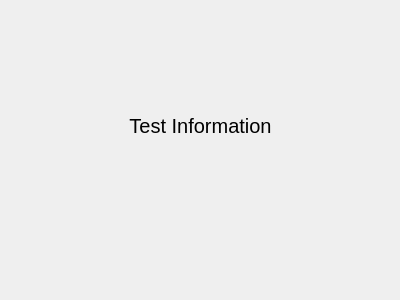
The window that src/gui/informationaboutimage.ui (Kubaaa96/DImage) describes before a commit, drawn with Qt 5.
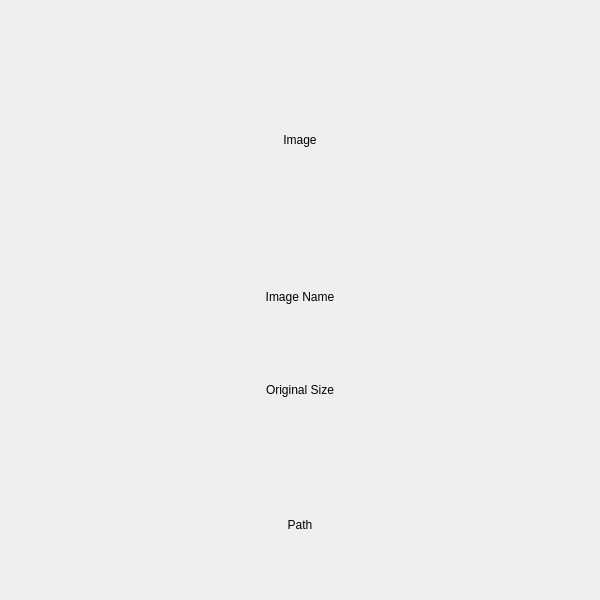
The same window after the commit.

Commit message: Added basic Image information in new window launched from context menu in image container

Patch:
```diff
--- a/src/gui/informationaboutimage.ui
+++ b/src/gui/informationaboutimage.ui
@@ -6,35 +6,55 @@
    <rect>
     <x>0</x>
     <y>0</y>
-    <width>400</width>
-    <height>300</height>
+    <width>600</width>
+    <height>600</height>
    </rect>
   </property>
   <property name="windowTitle">
    <string>Form</string>
   </property>
-  <widget class="QLabel" name="label">
-   <property name="geometry">
-    <rect>
-     <x>90</x>
-     <y>70</y>
-     <width>221</width>
-     <height>111</height>
-    </rect>
-   </property>
-   <property name="font">
-    <font>
-     <pointsize>15</pointsize>
-     <italic>false</italic>
-    </font>
-   </property>
+  <layout class="QVBoxLayout" name="verticalLayout" stretch="6,1,3,3">
+   <item>
+    <widget class="QLabel" name="labelImage">
+     <property name="text">
+      <string>Image</string>
+     </property>
+     <property name="alignment">
+      <set>Qt::AlignCenter</set>
+     </property>
+    </widget>
+   </item>
+   <item>
+    <widget class="QLabel" name="labelName">
    <property name="text">
-    <string>Test Information</string>
+      <string>Image Name</string>
    </property>
    <property name="alignment">
     <set>Qt::AlignCenter</set>
    </property>
   </widget>
+   </item>
+   <item>
+    <widget class="QLabel" name="labelOriginalSize">
+     <property name="text">
+      <string>Original Size</string>
+     </property>
+     <property name="alignment">
+      <set>Qt::AlignCenter</set>
+     </property>
+    </widget>
+   </item>
+   <item>
+    <widget class="QLabel" name="labelPath">
+     <property name="text">
+      <string>Path</string>
+     </property>
+     <property name="alignment">
+      <set>Qt::AlignCenter</set>
+     </property>
+    </widget>
+   </item>
+  </layout>
  </widget>
  <resources/>
  <connections/>
```
Lines whose indentation alone changed are shown as unchanged. The commit also changes 5 other files.
